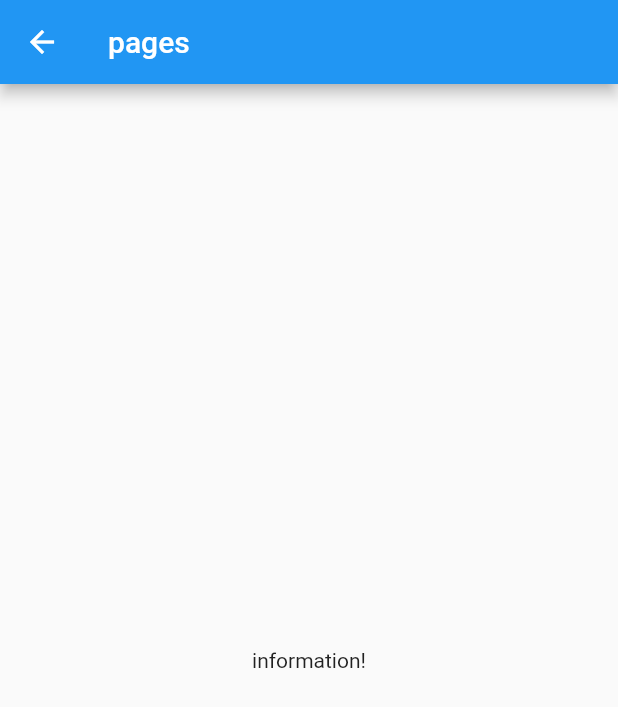
After one commit to ldai100/Baymax-front, a Flutter app: the screen it shows after launch, item 2 of the bottom bar chosen, after a tap on "Entry A", on a phone screen of 412 x 824 dp. The commit adds this screen. Shown: the top 707 px of the screen. Run offline on Flutter 3.47's test engine with Material 2 defaults, Android fonts, the phone set to English and light mode, and no system bars.

Commit message:
filled savehistory part

```diff
--- a/lib/home.dart
+++ b/lib/home.dart
@@ -1,4 +1,5 @@
 import 'package:flutter/material.dart';
+import 'save_history/save_history.dart';
 
 
 class Home extends StatefulWidget {
@@ -23,7 +24,13 @@ class _HomeState extends State<Home> {
            title: new Text('Home'),
          ),
          BottomNavigationBarItem(
-           icon: new Icon(Icons.mail),
+           icon: GestureDetector(
+             onTap: (){
+              Navigator.push(
+                context,MaterialPageRoute(builder: (context)=>SaveHistory())
+              );
+             },
+             child: Icon(Icons.mail)),
            title: new Text('Messages'),
          ),
          BottomNavigationBarItem(
--- /dev/null
+++ b/lib/save_history/page/Pages.dart
@@ -0,0 +1,22 @@
+import 'package:flutter/material.dart';
+
+class Pages extends StatefulWidget {
+ @override
+ State<StatefulWidget> createState() {
+    return _PagesState();
+  }
+}
+
+class _PagesState extends State<Pages> {
+  @override
+  Widget build(BuildContext context) {
+    return Scaffold(
+      appBar: AppBar(
+        title: Text("pages"),
+      ),
+      body: Center(
+        child: Text("information!"),
+        ),
+    );
+  }
+}
--- a/lib/save_history/save_history.dart
+++ b/lib/save_history/save_history.dart
@@ -0,0 +1,62 @@
+import 'package:flutter/material.dart';
+import 'page/Pages.dart';
+
+
+class SaveHistory extends StatefulWidget {
+ @override
+ State<StatefulWidget> createState() {
+    return _SaveHistoryState();
+  }
+}
+
+class _SaveHistoryState extends State<SaveHistory> {
+
+  Widget build(BuildContext context){
+    return Scaffold(
+      appBar: AppBar(
+       title: Text('Save and History'),
+     ),
+     body:SafeArea(
+       child: new View(),
+     ),
+     );
+  }
+}
+
+
+class View extends StatelessWidget {
+  const View({
+    Key key,
+  }) : super(key: key);
+
+  @override
+  Widget build(BuildContext context) {
+    return ListView(
+           padding: const EdgeInsets.all(8.0),
+           children: <Widget>[
+             GestureDetector(
+                 onTap: (){
+                   Navigator.push(
+                   context,MaterialPageRoute(builder: (context)=>Pages())
+                   );
+                 },
+                 child: Container(
+                 height: 50,
+                 color: Colors.amber[600],
+                 child: const Center(child: Text('Entry A')),
+               ),
+             ),
+             Container(
+               height: 50,
+               color: Colors.amber[500],
+               child: const Center(child: Text('Entry B')),
+             ),
+             Container(
+               height: 50,
+               color: Colors.amber[100],
+               child: const Center(child: Text('Entry C')),
+             ),
+           ],
+         );
+  }
+}
```
